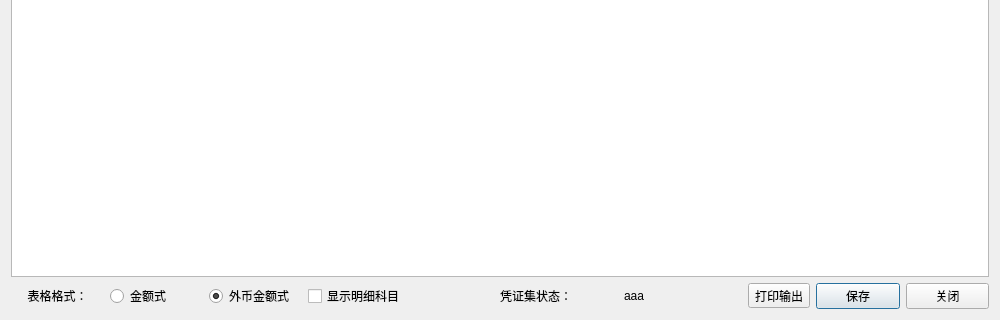
First picture: the form in forms/viewextradialog.ui, repository wangkungit5905/PzAssistant, before the edit; both pictures show x 0 to 1000 and y 280 to 600 of the 1000 by 600 pixel window.
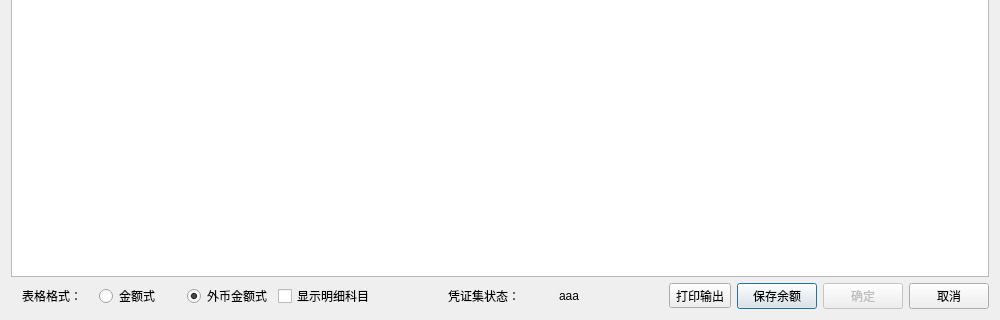
Second picture: the form after the edit.

Commit message: 1、实现反结转功能代码 2、将余额相关表的字段描述从common.h迁徙到table.h 3、关闭不完善、已不合适的功能实现 4、抛弃以前相对复杂的凭证集状态表述，将其归结为如下三个基本态： 	（1）录入态（凭证集内只要有一张凭证处于录入态） 	（2）入账态（除作废凭证外所有凭证都已审核） 	（3）结账态（关账） 这样做，虽然简化了程序内部对凭证集状态的控制，但却将做帐准确性的控制责任交给了用户。 5、删除了已注释掉的代码（Busiutil类和mainwindow类）

```diff
--- a/forms/viewextradialog.ui
+++ b/forms/viewextradialog.ui
@@ -243,7 +243,7 @@
       </layout>
      </item>
      <item>
-      <layout class="QHBoxLayout" name="horizontalLayout_4" stretch="1,0,0">
+      <layout class="QHBoxLayout" name="horizontalLayout_4" stretch="1,0,0,0">
        <item>
         <widget class="QToolButton" name="btnPrt">
          <property name="text">
@@ -257,14 +257,24 @@
        <item>
         <widget class="QPushButton" name="btnSave">
          <property name="text">
-          <string>保存</string>
+          <string>保存余额</string>
          </property>
         </widget>
        </item>
        <item>
         <widget class="QPushButton" name="btnClose">
+         <property name="enabled">
+          <bool>false</bool>
+         </property>
          <property name="text">
-          <string>关闭</string>
+          <string>确定</string>
+         </property>
+        </widget>
+       </item>
+       <item>
+        <widget class="QPushButton" name="btnCancel">
+         <property name="text">
+          <string>取消</string>
          </property>
         </widget>
        </item>
```
Left out of the diff: 27 changed lines with no effect on the pictures. The commit also changes 21 other files.
